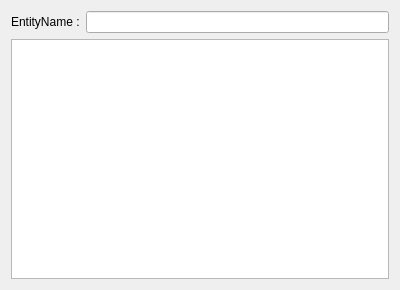
Before: the Qt Designer form src/Editor/BoltQtWidgets/EntityPropertyWidget.ui in FcTD4mN/Bolt, drawn with Qt 5.
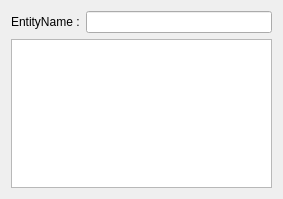
After: the same form once the commit is applied.

Commit message: fix: Widgets are properly displayed now

```diff
--- a/src/Editor/BoltQtWidgets/EntityPropertyWidget.ui
+++ b/src/Editor/BoltQtWidgets/EntityPropertyWidget.ui
@@ -6,8 +6,8 @@
    <rect>
     <x>0</x>
     <y>0</y>
-    <width>400</width>
-    <height>290</height>
+    <width>283</width>
+    <height>199</height>
    </rect>
   </property>
   <property name="windowTitle">
```
The commit also changes 3 other files.
